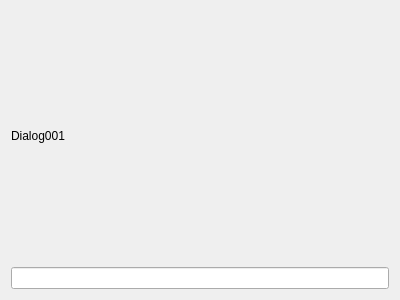
The window that example/modeule01/dialog001.ui (openeuler-mirror/kiran-control-panel) describes before a commit, drawn with Qt 5.
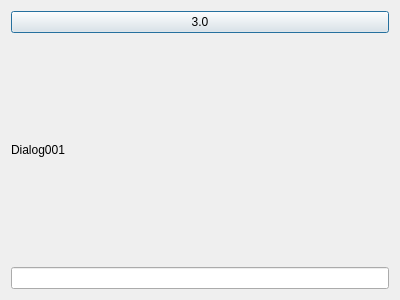
The same window after the commit.

Diff of the .ui file:
```diff
--- a/example/modeule01/dialog001.ui
+++ b/example/modeule01/dialog001.ui
@@ -14,6 +14,13 @@
    <string>Dialog</string>
   </property>
   <layout class="QVBoxLayout" name="verticalLayout">
+   <item>
+    <widget class="QPushButton" name="pushButton">
+     <property name="text">
+      <string>3.0</string>
+     </property>
+    </widget>
+   </item>
    <item>
     <widget class="QLabel" name="label">
      <property name="text">
```
